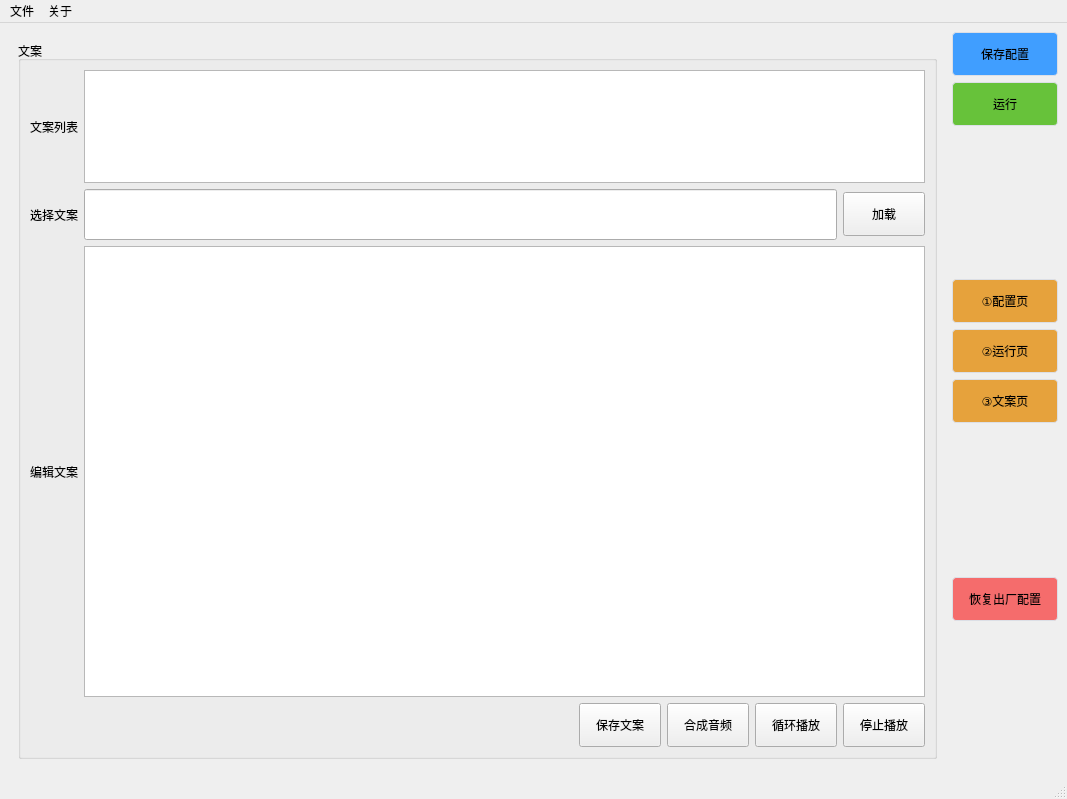
Before: the Qt Designer form ui/main.ui in sandboxdream/AI-Vtuber, drawn with Qt 5.
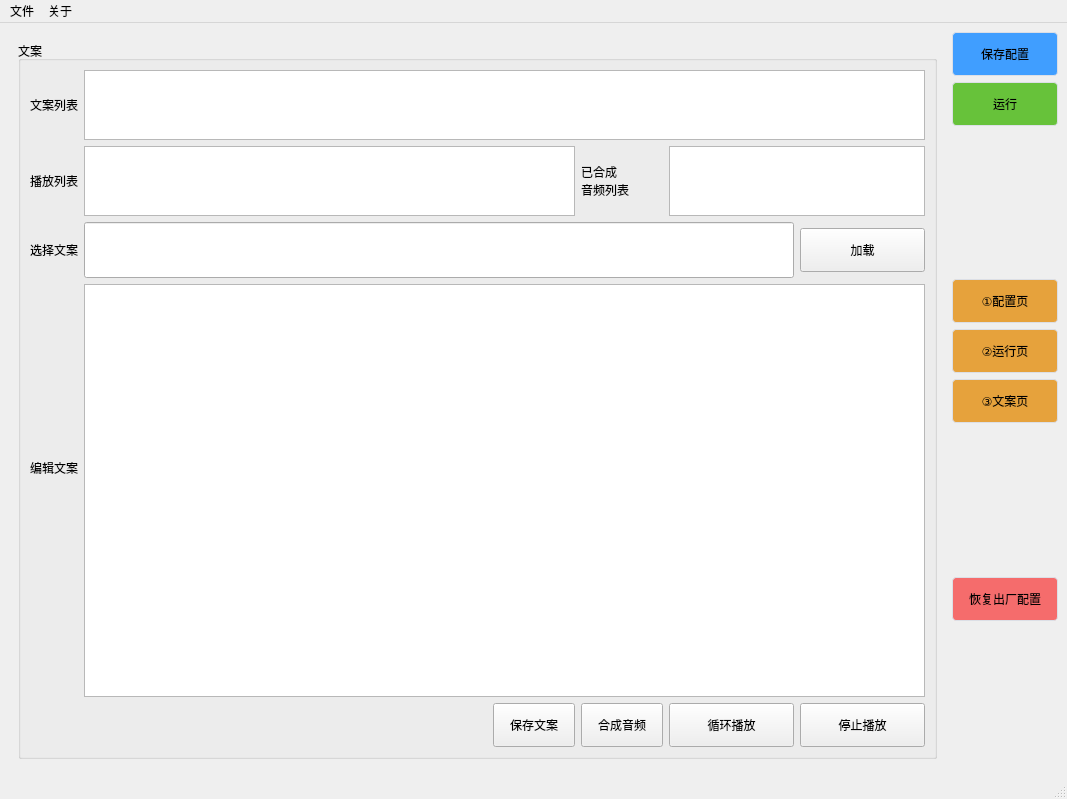
After: the same form once the commit is applied. The open tabs and pages were chosen to show the change.

Commit message: 文案功能开发中

```diff
--- a/ui/main.ui
+++ b/ui/main.ui
@@ -1502,40 +1502,44 @@
           <property name="title">
            <string>文案</string>
           </property>
-          <layout class="QGridLayout" name="gridLayout_37" rowstretch="2,1,8,0,0,1" columnstretch="0,0,0,0,0,0,0">
-           <item row="5" column="4">
-            <widget class="QPushButton" name="pushButton_copywriting_synthetic_audio">
-             <property name="styleSheet">
-              <string notr="true">text-align: center;
-padding: 12px 16px;
-font: 80 10pt &quot;微软雅黑&quot;;</string>
+          <layout class="QGridLayout" name="gridLayout_37" rowstretch="1,1,1,1,7,1,1,1" columnstretch="0,0,0,0,0,0,0">
+           <item row="7" column="2">
+            <spacer name="horizontalSpacer_2">
+             <property name="orientation">
+              <enum>Qt::Horizontal</enum>
              </property>
-             <property name="text">
-              <string>合成音频</string>
+             <property name="sizeHint" stdset="0">
+              <size>
+               <width>40</width>
+               <height>20</height>
+              </size>
              </property>
-            </widget>
+            </spacer>
            </item>
-           <item row="2" column="0">
-            <widget class="QLabel" name="label_copywriting_edit">
-             <property name="styleSheet">
-              <string notr="true">font: 80 12pt &quot;微软雅黑&quot;;</string>
+           <item row="3" column="1" rowspan="4" colspan="6">
+            <widget class="QTextEdit" name="textEdit_copywriting_edit"/>
+           </item>
+           <item row="7" column="0" colspan="2">
+            <spacer name="horizontalSpacer">
+             <property name="orientation">
+              <enum>Qt::Horizontal</enum>
              </property>
-             <property name="text">
-              <string>编辑文案</string>
+             <property name="sizeHint" stdset="0">
+              <size>
+               <width>40</width>
+               <height>20</height>
+              </size>
              </property>
-            </widget>
+            </spacer>
            </item>
-           <item row="1" column="0">
-            <widget class="QLabel" name="label_copywriting_select">
+           <item row="2" column="1" colspan="5">
+            <widget class="QLineEdit" name="lineEdit_copywriting_select">
              <property name="styleSheet">
-              <string notr="true">font: 80 12pt &quot;微软雅黑&quot;;</string>
+              <string notr="true">height:50px;</string>
              </property>
-             <property name="text">
-              <string>选择文案</string>
-             </property>
             </widget>
            </item>
-           <item row="5" column="3">
+           <item row="7" column="3">
             <widget class="QPushButton" name="pushButton_copywriting_save">
              <property name="styleSheet">
               <string notr="true">text-align: center;
@@ -1547,31 +1551,6 @@
              </property>
             </widget>
            </item>
-           <item row="5" column="0" colspan="2">
-            <spacer name="horizontalSpacer">
-             <property name="orientation">
-              <enum>Qt::Horizontal</enum>
-             </property>
-             <property name="sizeHint" stdset="0">
-              <size>
-               <width>40</width>
-               <height>20</height>
-              </size>
-             </property>
-            </spacer>
-           </item>
-           <item row="5" column="5">
-            <widget class="QPushButton" name="pushButton_copywriting_loop_play">
-             <property name="styleSheet">
-              <string notr="true">text-align: center;
-padding: 12px 16px;
-font: 80 10pt &quot;微软雅黑&quot;;</string>
-             </property>
-             <property name="text">
-              <string>循环播放</string>
-             </property>
-            </widget>
-           </item>
            <item row="0" column="0">
             <widget class="QLabel" name="label_copywriting_list">
              <property name="styleSheet">
@@ -1582,35 +1561,7 @@
              </property>
             </widget>
            </item>
-           <item row="5" column="2">
-            <spacer name="horizontalSpacer_2">
-             <property name="orientation">
-              <enum>Qt::Horizontal</enum>
-             </property>
-             <property name="sizeHint" stdset="0">
-              <size>
-               <width>40</width>
-               <height>20</height>
-              </size>
-             </property>
-            </spacer>
-           </item>
-           <item row="5" column="6">
-            <widget class="QPushButton" name="pushButton_copywriting_stop_play">
-             <property name="styleSheet">
-              <string notr="true">text-align: center;
-padding: 12px 16px;
-font: 80 10pt &quot;微软雅黑&quot;;</string>
-             </property>
-             <property name="text">
-              <string>停止播放</string>
-             </property>
-            </widget>
-           </item>
-           <item row="2" column="1" colspan="6">
-            <widget class="QTextEdit" name="textEdit_copywriting_edit"/>
-           </item>
-           <item row="1" column="6">
+           <item row="2" column="6">
             <widget class="QPushButton" name="pushButton_copywriting_select">
              <property name="styleSheet">
               <string notr="true">text-align: center;
@@ -1622,6 +1573,61 @@
              </property>
             </widget>
            </item>
+           <item row="2" column="0">
+            <widget class="QLabel" name="label_copywriting_select">
+             <property name="styleSheet">
+              <string notr="true">font: 80 12pt &quot;微软雅黑&quot;;</string>
+             </property>
+             <property name="text">
+              <string>选择文案</string>
+             </property>
+            </widget>
+           </item>
+           <item row="7" column="4">
+            <widget class="QPushButton" name="pushButton_copywriting_synthetic_audio">
+             <property name="cursor">
+              <cursorShape>PointingHandCursor</cursorShape>
+             </property>
+             <property name="styleSheet">
+              <string notr="true">text-align: center;
+padding: 12px 16px;
+font: 80 10pt &quot;微软雅黑&quot;;</string>
+             </property>
+             <property name="text">
+              <string>合成音频</string>
+             </property>
+            </widget>
+           </item>
+           <item row="7" column="5">
+            <widget class="QPushButton" name="pushButton_copywriting_loop_play">
+             <property name="cursor">
+              <cursorShape>PointingHandCursor</cursorShape>
+             </property>
+             <property name="styleSheet">
+              <string notr="true">text-align: center;
+padding: 12px 16px;
+font: 80 10pt &quot;微软雅黑&quot;;</string>
+             </property>
+             <property name="text">
+              <string>循环播放</string>
+             </property>
+            </widget>
+           </item>
+           <item row="7" column="6">
+            <widget class="QPushButton" name="pushButton_copywriting_stop_play">
+             <property name="cursor">
+              <cursorShape>PointingHandCursor</cursorShape>
+             </property>
+             <property name="styleSheet">
+              <string notr="true">text-align: center;
+padding: 12px 16px;
+font: 80 10pt &quot;微软雅黑&quot;;</string>
+             </property>
+             <property name="text">
+              <string>停止播放</string>
+             </property>
+            </widget>
+           </item>
            <item row="0" column="1" colspan="6">
             <widget class="QTextEdit" name="textEdit_copywriting_list">
              <property name="readOnly">
@@ -1636,13 +1642,46 @@
              </property>
             </widget>
            </item>
-           <item row="1" column="1" colspan="5">
-            <widget class="QLineEdit" name="lineEdit_copywriting_select">
+           <item row="1" column="0">
+            <widget class="QLabel" name="label_copywriting_play_list">
              <property name="styleSheet">
-              <string notr="true">height:45px;</string>
+              <string notr="true">font: 80 12pt &quot;微软雅黑&quot;;</string>
              </property>
+             <property name="text">
+              <string>播放列表</string>
+             </property>
             </widget>
            </item>
+           <item row="4" column="0">
+            <widget class="QLabel" name="label_copywriting_edit">
+             <property name="styleSheet">
+              <string notr="true">font: 80 12pt &quot;微软雅黑&quot;;</string>
+             </property>
+             <property name="text">
+              <string>编辑文案</string>
+             </property>
+            </widget>
+           </item>
+           <item row="1" column="1" colspan="3">
+            <widget class="QTextEdit" name="textEdit_copywriting_play_list"/>
+           </item>
+           <item row="1" column="4">
+            <widget class="QLabel" name="label_copywriting_audio_list">
+             <property name="layoutDirection">
+              <enum>Qt::LeftToRight</enum>
+             </property>
+             <property name="styleSheet">
+              <string notr="true">font: 80 12pt &quot;微软雅黑&quot;;</string>
+             </property>
+             <property name="text">
+              <string>已合成
+音频列表</string>
+             </property>
+            </widget>
+           </item>
+           <item row="1" column="5" colspan="2">
+            <widget class="QTextEdit" name="textEdit_copywriting_audio_list"/>
+           </item>
           </layout>
          </widget>
         </item>
```
Left out of the diff: 11 changed lines with no effect on the pictures. The commit also changes 11 other files.
